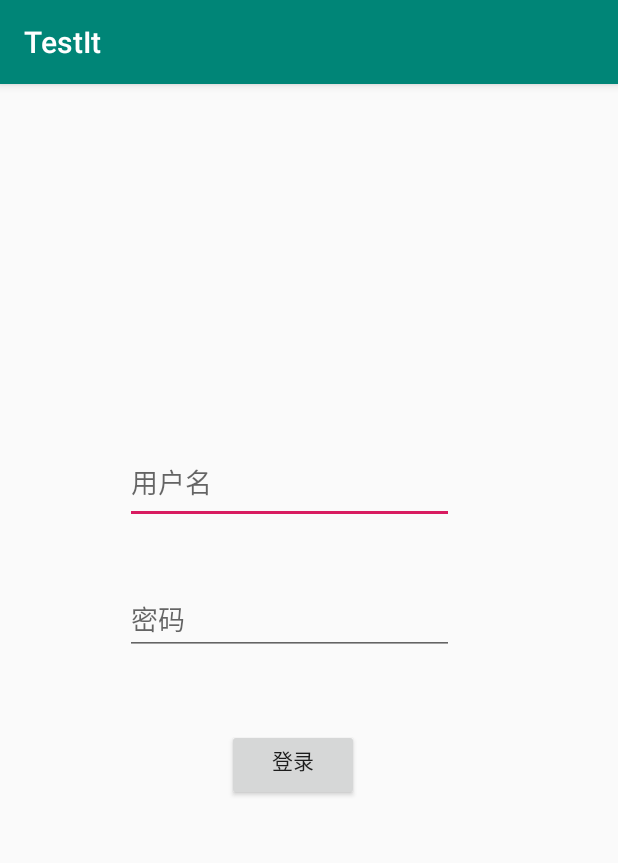
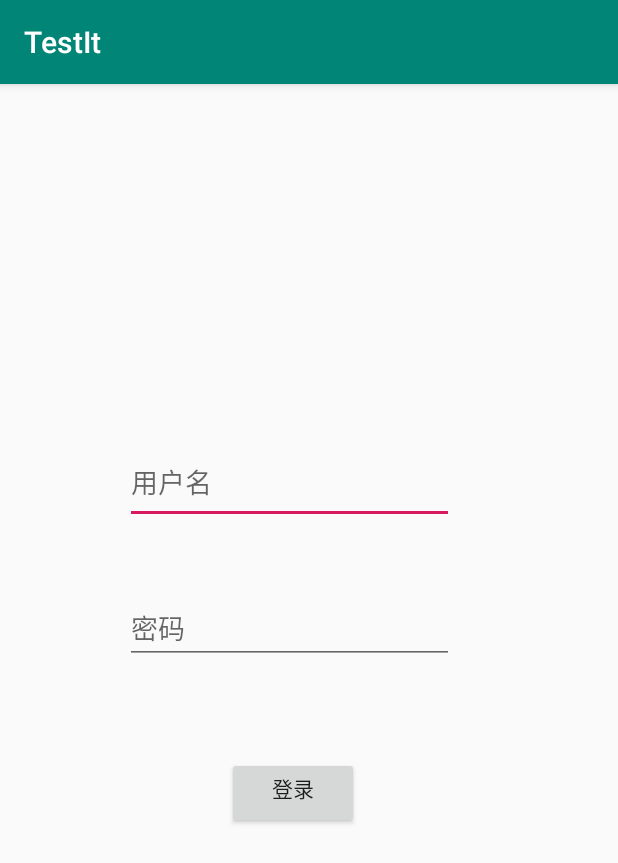
Before and after one commit to ruby717706919/CIAS, an Android app: the screen it shows after launch (LoginActivity), after a tap on "登录", on a phone screen of 412 x 824 dp. Shown: the top 863 px of the screen. Run offline under Robolectric (Android 15) with nearby library versions, the phone set to English and light mode, and no system bars.

Commit message:
部分修正

```diff
--- a/app/build.gradle
+++ b/app/build.gradle
@@ -20,7 +20,7 @@ android {
 }
 
 dependencies {
-    implementation fileTree(dir: 'libs', include: ['*.jar'])
+    implementation fileTree(include: ['*.jar'], dir: 'libs')
     implementation 'androidx.appcompat:appcompat:1.0.2'
     implementation 'androidx.constraintlayout:constraintlayout:1.1.3'
     testImplementation 'junit:junit:4.12'
--- a/app/src/main/java/com/example/testit/LoginActivity.java
+++ b/app/src/main/java/com/example/testit/LoginActivity.java
@@ -10,6 +10,7 @@ import android.widget.EditText;
 import android.widget.Toast;
 
 import com.example.testit.util.LoginUtil;
+import com.example.testit.util.sqlConnect;
 
 public class LoginActivity extends AppCompatActivity {
 
@@ -24,13 +25,15 @@ public class LoginActivity extends AppCompatActivity {
         btnLogin= this.<Button>findViewById(R.id.btn_Login);
         username= this.<EditText>findViewById(R.id.userName);
         userpassword= this.<EditText>findViewById(R.id.userPassword);
+        //final sqlConnect sc=new sqlConnect();
         btnLogin.setOnClickListener(new View.OnClickListener() {
             @Override
             public void onClick(View view) {
-                if (loginUtil.login(username.getText().toString(),userpassword.getText().toString())){
+                String un=username.getText().toString(),pw=userpassword.getText().toString();
+                if (loginUtil.login(un,pw)) {
                     Intent intent=new Intent(LoginActivity.this,UserActivity.class);
                     startActivity(intent);
-                }else {
+                } else {
                     Toast.makeText(LoginActivity.this,"登录失败，请检查用户名与密码！",Toast.LENGTH_LONG).show();
                 }
 
--- a/app/src/main/res/layout/activity_login.xml
+++ b/app/src/main/res/layout/activity_login.xml
@@ -25,6 +25,7 @@
         android:id="@+id/userPassword"
         android:layout_width="219dp"
         android:layout_height="45dp"
+        android:layout_marginTop="33dp"
         android:layout_marginBottom="152dp"
         android:ems="10"
         android:hint="密码"
@@ -34,21 +35,22 @@
         app:layout_constraintEnd_toEndOf="parent"
         app:layout_constraintHorizontal_bias="0.432"
         app:layout_constraintStart_toStartOf="parent"
-        app:layout_constraintTop_toTopOf="parent"
-        app:layout_constraintVertical_bias="0.588" />
+        app:layout_constraintTop_toBottomOf="@+id/userName"
+        app:layout_constraintVertical_bias="0.059" />
 
     <Button
         android:id="@+id/btn_Login"
         android:layout_width="wrap_content"
         android:layout_height="wrap_content"
         android:layout_gravity="center"
+        android:layout_marginTop="36dp"
         android:gravity="center_horizontal"
         android:text="登录"
         app:layout_constraintBottom_toBottomOf="parent"
         app:layout_constraintEnd_toEndOf="parent"
         app:layout_constraintHorizontal_bias="0.467"
         app:layout_constraintStart_toStartOf="parent"
-        app:layout_constraintTop_toTopOf="parent"
-        app:layout_constraintVertical_bias="0.597" />
+        app:layout_constraintTop_toBottomOf="@+id/userPassword"
+        app:layout_constraintVertical_bias="0.087" />
 
 </androidx.constraintlayout.widget.ConstraintLayout>
```
Also changed, not shown: app/src/main/java/com/example/testit/UserActivity.java (+15 -5 lines), app/src/main/java/com/example/testit/util/sqlConnect.java (+63 -1 lines), app/src/main/res/layout/activity_user.xml (+7 -6 lines).
